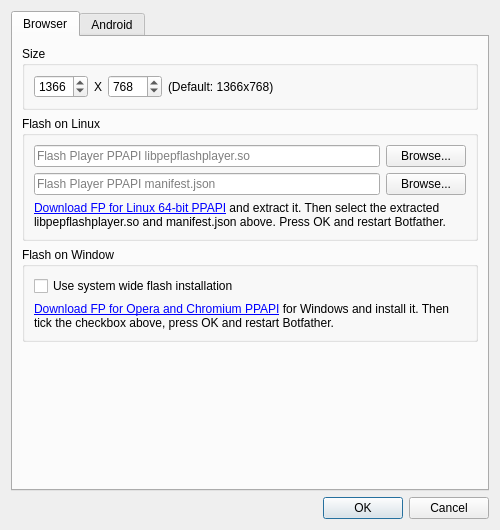
botfatherio/botfather, file botfather/src/gui/config_dialog.ui: the form before one commit.
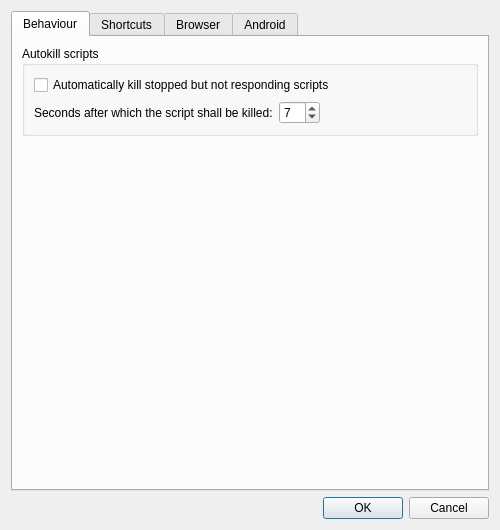
The form after the commit. Icons and pictures are not drawn.

Commit message: Add global shortcut and autokill settings

What changed in the file:
```diff
--- a/botfather/src/gui/config_dialog.ui
+++ b/botfather/src/gui/config_dialog.ui
@@ -23,6 +23,139 @@
      <property name="currentIndex">
       <number>0</number>
      </property>
+     <widget class="QWidget" name="tab_4">
+      <attribute name="title">
+       <string>Behaviour</string>
+      </attribute>
+      <layout class="QVBoxLayout" name="verticalLayout_9">
+       <item>
+        <widget class="QGroupBox" name="groupBox_4">
+         <property name="title">
+          <string>Autokill scripts</string>
+         </property>
+         <layout class="QVBoxLayout" name="verticalLayout_10">
+          <item>
+           <widget class="QCheckBox" name="autokill">
+            <property name="text">
+             <string>Automatically kill stopped but not responding scripts</string>
+            </property>
+           </widget>
+          </item>
+          <item>
+           <layout class="QHBoxLayout" name="horizontalLayout_5">
+            <item>
+             <widget class="QLabel" name="label_8">
+              <property name="text">
+               <string>Seconds after which the script shall be killed:</string>
+              </property>
+             </widget>
+            </item>
+            <item>
+             <widget class="QSpinBox" name="autokill_period">
+              <property name="maximum">
+               <number>60</number>
+              </property>
+              <property name="value">
+               <number>7</number>
+              </property>
+             </widget>
+            </item>
+            <item>
+             <spacer name="horizontalSpacer">
+              <property name="orientation">
+               <enum>Qt::Horizontal</enum>
+              </property>
+              <property name="sizeHint" stdset="0">
+               <size>
+                <width>40</width>
+                <height>20</height>
+               </size>
+              </property>
+             </spacer>
+            </item>
+           </layout>
+          </item>
+         </layout>
+        </widget>
+       </item>
+       <item>
+        <spacer name="verticalSpacer_5">
+         <property name="orientation">
+          <enum>Qt::Vertical</enum>
+         </property>
+         <property name="sizeHint" stdset="0">
+          <size>
+           <width>20</width>
+           <height>40</height>
+          </size>
+         </property>
+        </spacer>
+       </item>
+      </layout>
+     </widget>
+     <widget class="QWidget" name="tab_3">
+      <attribute name="title">
+       <string>Shortcuts</string>
+      </attribute>
+      <layout class="QVBoxLayout" name="verticalLayout_8">
+       <item>
+        <widget class="QGroupBox" name="groupBox">
+         <property name="title">
+          <string>Global shortcuts</string>
+         </property>
+         <layout class="QGridLayout" name="gridLayout">
+          <item row="0" column="0">
+           <widget class="QLabel" name="label_6">
+            <property name="text">
+             <string>Stop Script</string>
+            </property>
+           </widget>
+          </item>
+          <item row="2" column="2">
+           <widget class="QPushButton" name="clear_kill_shortcut">
+            <property name="text">
+             <string>Clear</string>
+            </property>
+           </widget>
+          </item>
+          <item row="2" column="0">
+           <widget class="QLabel" name="label_7">
+            <property name="text">
+             <string>Kill Script</string>
+            </property>
+           </widget>
+          </item>
+          <item row="0" column="1">
+           <widget class="QKeySequenceEdit" name="stop_shortcut"/>
+          </item>
+          <item row="2" column="1">
+           <widget class="QKeySequenceEdit" name="kill_shortcut"/>
+          </item>
+          <item row="0" column="2">
+           <widget class="QPushButton" name="clear_stop_shortcut">
+            <property name="text">
+             <string>Clear</string>
+            </property>
+           </widget>
+          </item>
+         </layout>
+        </widget>
+       </item>
+       <item>
+        <spacer name="verticalSpacer_4">
+         <property name="orientation">
+          <enum>Qt::Vertical</enum>
+         </property>
+         <property name="sizeHint" stdset="0">
+          <size>
+           <width>20</width>
+           <height>40</height>
+          </size>
+         </property>
+        </spacer>
+       </item>
+      </layout>
+     </widget>
      <widget class="QWidget" name="tab">
       <attribute name="title">
        <string>Browser</string>
```
Left out of the diff: 35 changed lines with no effect on the pictures. The commit also changes 4 other files.
